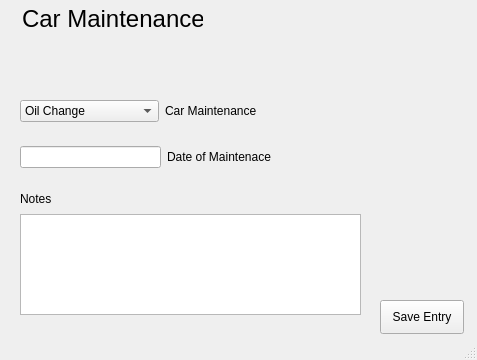
First picture: the form in untitled.ui, repository ryansantos1174/CarMaintenance, before the edit.
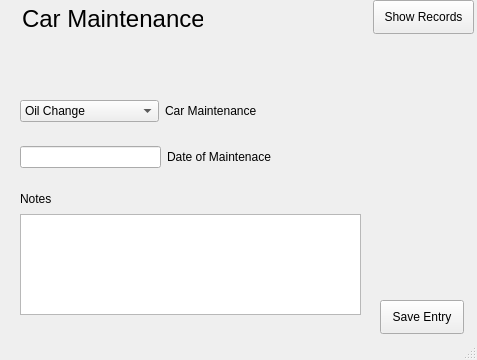
Second picture: the form after the edit.

Commit message: Added Table, GUI is working

Patch:
```diff
--- a/untitled.ui
+++ b/untitled.ui
@@ -174,6 +174,19 @@
      <string>Save Entry</string>
     </property>
    </widget>
+   <widget class="QPushButton" name="pushButton">
+    <property name="geometry">
+     <rect>
+      <x>373</x>
+      <y>0</y>
+      <width>101</width>
+      <height>34</height>
+     </rect>
+    </property>
+    <property name="text">
+     <string>Show Records</string>
+    </property>
+   </widget>
   </widget>
   <widget class="QStatusBar" name="statusbar"/>
  </widget>
```
Left out of the diff: 4 changed lines with no effect on the pictures. The commit also changes 4 other files.
